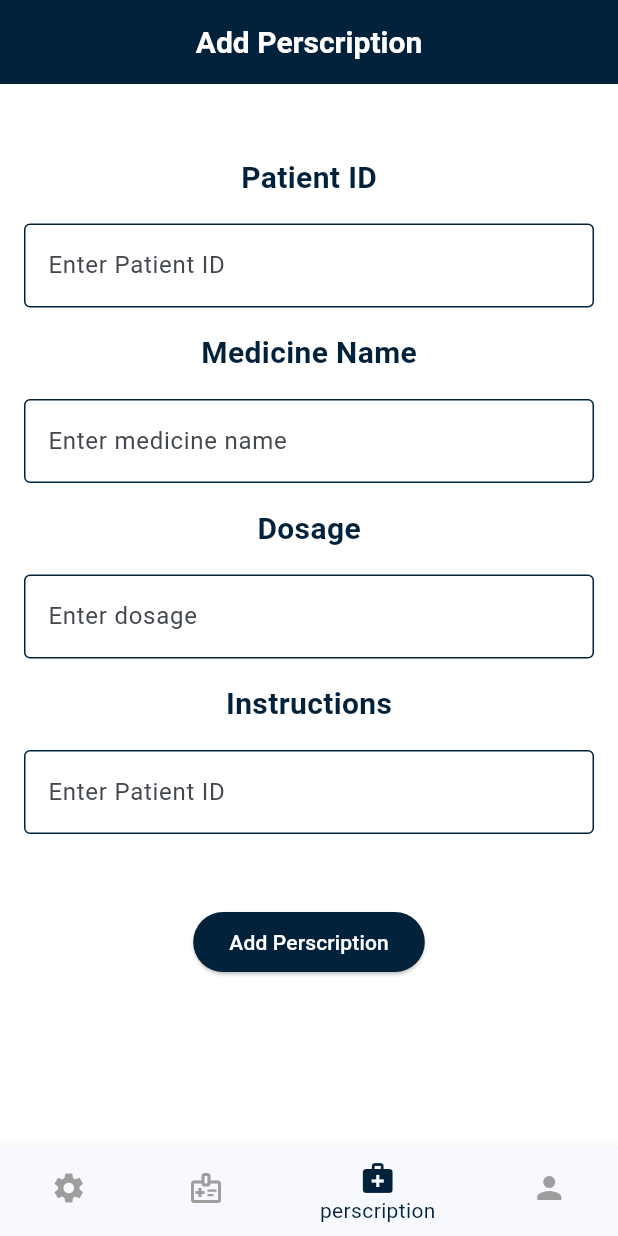
After one commit to m7md3bbas/caresync, a Flutter app: the MainDoctorScreen screen opened by its route, item 3 of the bottom bar chosen, after a tap on "Add Perscription", on a phone screen of 412 x 824 dp. The commit adds this screen. Run offline on Flutter 3.47's test engine with Material 3 defaults, Android fonts, the phone set to English and light mode, and no system bars; our stand-ins replace dio, flutter_bloc, flutter_otp_text_field, flutter_svg, go_router, shared_preferences; accounts and stored records are empty.

Commit message:
make ui of doctor pages

```diff
--- /dev/null
+++ b/devtools_options.yaml
@@ -0,0 +1,3 @@
+description: This file stores settings for Dart & Flutter DevTools.
+documentation: https://docs.flutter.dev/tools/devtools/extensions#configure-extension-enablement-states
+extensions:
--- a/lib/core/colors/color_manager.dart
+++ b/lib/core/colors/color_manager.dart
@@ -4,4 +4,5 @@ class ColorManager {
   static final Color primaryColorLight = Colors.white;
   static final Color primaryColorDark = Colors.black;
   static final Color splashBackgroundColor = Color.fromARGB(255, 2, 33, 58);
+  static final Color grey = Colors.grey;
 }
--- a/lib/core/constants/routes_app.dart
+++ b/lib/core/constants/routes_app.dart
@@ -10,4 +10,5 @@ abstract class RoutesApp {
   static const String pharmacyRegister = '/pharmacy-register';
   static const String forgetPassword = "/forgetpassword";
   static const String verifyOtp = "/verify-otp";
+  static const String mainViewDoctor = "/main_view_doctor";
 }
--- a/lib/core/routes/app_routes.dart
+++ b/lib/core/routes/app_routes.dart
@@ -1,14 +1,16 @@
 import 'package:caresync/core/constants/routes_app.dart';
-import 'package:caresync/core/shared_prefs/shared_pref_helper.dart';
 import 'package:caresync/views/auth/Pharmacy_register.dart';
 import 'package:caresync/views/auth/doctor_register.dart';
 import 'package:caresync/views/auth/forget_password.dart';
 import 'package:caresync/views/auth/login.dart';
 import 'package:caresync/views/auth/patient_register.dart';
 import 'package:caresync/views/auth/pre_register.dart';
+import 'package:caresync/views/doctor/cubitt/nav_cubit.dart';
+import 'package:caresync/views/doctor/main_doctor_screen.dart';
 import 'package:caresync/views/onboarding/onboarding.dart';
 import 'package:caresync/views/startup_page.dart';
 import 'package:flutter/material.dart';
+import 'package:flutter_bloc/flutter_bloc.dart';
 import 'package:go_router/go_router.dart';
 
 class AppRouter {
@@ -44,6 +46,11 @@ class AppRouter {
         path: RoutesApp.onBoarding,
         builder: (context, state) => OnboardingPage(),
       ),
+      GoRoute(
+        path: RoutesApp.mainViewDoctor,
+        builder: (context, state) =>
+            BlocProvider(create: (_) => NavCubit(), child: MainDoctorScreen()),
+      ),
     ],
     errorBuilder: (context, state) =>
         const Scaffold(body: Center(child: Text('No route defined'))),
--- /dev/null
+++ b/lib/views/doctor/cubitt/nav_cubit.dart
@@ -0,0 +1,7 @@
+import 'package:flutter_bloc/flutter_bloc.dart';
+
+class NavCubit extends Cubit<int> {
+  NavCubit() : super(1);
+
+  void changeTab(int index) => emit(index);
+}
--- /dev/null
+++ b/lib/views/doctor/main_doctor_screen.dart
@@ -0,0 +1,54 @@
+import 'package:caresync/core/colors/color_manager.dart';
+import 'package:caresync/views/doctor/screens/doctor_information.dart';
+import 'package:caresync/views/doctor/screens/patient_details.dart';
+import 'package:caresync/views/doctor/screens/setting.dart';
+import 'package:flutter/material.dart';
+import 'package:flutter_bloc/flutter_bloc.dart';
+
+import 'cubitt/nav_cubit.dart';
+import 'screens/add_perscription.dart';
+
+class MainDoctorScreen extends StatelessWidget {
+  final List<Widget> _screen = [
+    Setting(),
+    PatientDetails(),
+    AddPrescription(),
+    DoctorInformation(),
+  ];
+
+  MainDoctorScreen({super.key});
+  @override
+  Widget build(BuildContext context) {
+    return BlocBuilder<NavCubit, int>(
+      builder: (context, currentIndex) {
+        return Scaffold(
+          body: IndexedStack(index: currentIndex, children: _screen),
+          bottomNavigationBar: BottomNavigationBar(
+            selectedItemColor: ColorManager.splashBackgroundColor,
+            unselectedItemColor: ColorManager.grey,
+            currentIndex: currentIndex,
+            onTap: (index) => context.read<NavCubit>().changeTab(index),
+            items: const [
+              BottomNavigationBarItem(
+                icon: Icon(Icons.settings),
+                label: "Setting",
+              ),
+              BottomNavigationBarItem(
+                icon: Icon(Icons.medical_information_outlined),
+                label: "patient",
+              ),
+              BottomNavigationBarItem(
+                icon: Icon(Icons.medical_services),
+                label: "perscription",
+              ),
+              BottomNavigationBarItem(
+                icon: Icon(Icons.person),
+                label: "Profile",
+              ),
+            ],
+          ),
+        );
+      },
+    );
+  }
+}
--- /dev/null
+++ b/lib/views/doctor/screens/add_perscription.dart
@@ -0,0 +1,94 @@
+import 'package:caresync/views/doctor/widgets/custom_headline.dart';
+import 'package:caresync/views/doctor/widgets/custom_text_field.dart';
+import 'package:flutter/material.dart';
+
+import '../../../core/colors/color_manager.dart';
+
+class AddPrescription extends StatefulWidget {
+  const AddPrescription({super.key});
+
+  @override
+  State<AddPrescription> createState() => _AddPrescriptionState();
+}
+
+class _AddPrescriptionState extends State<AddPrescription> {
+  final TextEditingController _patientIDController = TextEditingController();
+  final TextEditingController _medicineNameController = TextEditingController();
+  final TextEditingController _dosageController = TextEditingController();
+  final TextEditingController _instructionController = TextEditingController();
+  @override
+  void initState() {
+    _instructionController;
+    _medicineNameController;
+    _dosageController;
+    _patientIDController;
+    super.initState();
+  }
+
+  @override
+  Widget build(BuildContext context) {
+    return Scaffold(
+      appBar: AppBar(
+        backgroundColor: ColorManager.splashBackgroundColor,
+        title: Text(
+          "Add Perscription",
+          style: TextStyle(color: ColorManager.primaryColorLight),
+        ),
+        centerTitle: true,
+      ),
+      body: Form(
+        child: Padding(
+          padding: EdgeInsets.all(16),
+          child: Column(
+            spacing: 16,
+            children: [
+              SizedBox(height: 16),
+              CustomHeadline(text: "Patient ID"),
+              CustomTextField(
+                controller: _patientIDController,
+                label: "Enter Patient ID ",
+              ),
+              CustomHeadline(text: "Medicine Name"),
+              CustomTextField(
+                controller: _patientIDController,
+                label: "Enter medicine name ",
+              ),
+              CustomHeadline(text: "Dosage"),
+              CustomTextField(
+                controller: _patientIDController,
+                label: "Enter dosage ",
+              ),
+              CustomHeadline(text: "Instructions"),
+              CustomTextField(
+                controller: _patientIDController,
+                label: "Enter Patient ID ",
+              ),
+              SizedBox(height: 16),
+              ElevatedButton(
+                style: ButtonStyle(
+                  backgroundColor: WidgetStateProperty.all(
+                    ColorManager.splashBackgroundColor,
+                  ),
+                ),
+                onPressed: () {},
+                child: Text(
+                  "Add Perscription",
+                  style: TextStyle(color: ColorManager.primaryColorLight),
+                ),
+              ),
+            ],
+          ),
+        ),
+      ),
+    );
+  }
+
+  @override
+  void dispose() {
+    _instructionController;
+    _medicineNameController;
+    _dosageController;
+    _patientIDController;
+    super.dispose();
+  }
+}
--- /dev/null
+++ b/lib/views/doctor/screens/doctor_information.dart
@@ -0,0 +1,84 @@
+import 'package:caresync/core/colors/color_manager.dart';
+import 'package:caresync/views/doctor/widgets/custom_list_tile.dart';
+import 'package:flutter/material.dart';
+
+class DoctorInformation extends StatefulWidget {
+  const DoctorInformation({super.key});
+
+  @override
+  State<DoctorInformation> createState() => _DoctorInformationState();
+}
+
+class _DoctorInformationState extends State<DoctorInformation> {
+  @override
+  Widget build(BuildContext context) {
+    return Scaffold(
+      appBar: AppBar(
+        backgroundColor: ColorManager.splashBackgroundColor,
+        title: Text(
+          "Doctor Information",
+          style: TextStyle(color: ColorManager.primaryColorLight),
+        ),
+        centerTitle: true,
+      ),
+      body: Container(
+        padding: EdgeInsets.all(16),
+        child: ListView(
+          children: [
+            Column(
+              spacing: 16,
+              children: [
+                SizedBox(height: 20),
+                CustomListTile(
+                  headline: "Full Name:",
+                  text: "text",
+                  icon: Icons.person,
+                ),
+                CustomListTile(
+                  headline: "Adrress:",
+                  text: "text",
+                  icon: Icons.note,
+                ),
+                CustomListTile(
+                  headline: "Birthday:",
+                  text: "text",
+                  icon: Icons.candlestick_chart,
+                ),
+                CustomListTile(
+                  headline: "Phone Number:",
+                  text: "text",
+                  icon: Icons.phone,
+                ),
+                CustomListTile(
+                  headline: "Email:",
+                  text: "text",
+                  icon: Icons.email,
+                ),
+                CustomListTile(
+                  headline: "Gender",
+                  text: "text",
+                  icon: Icons.man,
+                ),
+                CustomListTile(
+                  headline: "Clinic",
+                  text: "text",
+                  icon: Icons.plus_one,
+                ),
+                CustomListTile(
+                  headline: "Hospital",
+                  text: "text",
+                  icon: Icons.local_hospital,
+                ),
+                CustomListTile(
+                  headline: "Specialization",
+                  text: "text",
+                  icon: Icons.folder_special,
+                ),
+              ],
+            ),
+          ],
+        ),
+      ),
+    );
+  }
+}
--- /dev/null
+++ b/lib/views/doctor/screens/patient_details.dart
@@ -0,0 +1,88 @@
+import 'package:caresync/core/colors/color_manager.dart';
+import 'package:flutter/material.dart';
+
+import '../widgets/custom_headline.dart';
+import '../widgets/custom_text_field.dart';
+
+class PatientDetails extends StatefulWidget {
+  const PatientDetails({super.key});
+
+  @override
+  State<PatientDetails> createState() => _PatientDetailsState();
+}
+
+class _PatientDetailsState extends State<PatientDetails> {
+  final TextEditingController _controller = TextEditingController();
+
+  @override
+  void initState() {
+    _controller;
+    super.initState();
+  }
+
+  @override
+  Widget build(BuildContext context) {
+    return Scaffold(
+      appBar: AppBar(
+        backgroundColor: ColorManager.splashBackgroundColor,
+        title: Text(
+          "Get patient details",
+          style: TextStyle(color: ColorManager.primaryColorLight),
+        ),
+        centerTitle: true,
+      ),
+      body: Container(
+        padding: EdgeInsets.fromLTRB(16, 16, 16, 0),
+        child: Column(
+          spacing: 16,
+          children: [
+            SizedBox(height: 30),
+            CustomTextField(controller: _controller, label: 'National ID'),
+            ElevatedButton(
+              style: ButtonStyle(
+                backgroundColor: WidgetStateProperty.all(
+                  ColorManager.splashBackgroundColor,
+                ),
+              ),
+              onPressed: () {},
+              child: Text(
+                "Get Perscribed Medicines",
+                style: TextStyle(color: ColorManager.primaryColorLight),
+              ),
+            ),
+            CustomHeadline(text: "Pateint Details"),
+            SizedBox(
+              width: double.infinity,
+              height: 100,
+              child: Card(
+                elevation: 3,
+                child: Text(
+                  "No patient details available ",
+                  style: TextStyle(color: ColorManager.grey),
+                ),
+              ),
+            ),
+            CustomHeadline(text: "Prescritption Medicines"),
+            SizedBox(
+              width: double.infinity,
+              height: 100,
+              child: Card(
+                elevation: 3,
+                child: Text(
+                  "No prescribed medicines found for this patient ",
+                  style: TextStyle(color: ColorManager.grey),
+                ),
+              ),
+            ),
+          ],
+        ),
+      ),
+    );
+  }
+
+  @override
+  void dispose() {
+    _controller;
+    super.dispose();
+  }
+}
--- /dev/null
+++ b/lib/views/doctor/screens/setting.dart
@@ -0,0 +1,10 @@
+import 'package:flutter/material.dart';
+
+class Setting extends StatelessWidget {
+  const Setting({super.key});
+
+  @override
+  Widget build(BuildContext context) {
+    return Scaffold();
+  }
+}
--- /dev/null
+++ b/lib/views/doctor/widgets/custom_headline.dart
@@ -0,0 +1,19 @@
+import 'package:caresync/core/colors/color_manager.dart';
+import 'package:flutter/material.dart';
+
+class CustomHeadline extends StatelessWidget {
+  final String text;
+  const CustomHeadline({super.key, required this.text});
+
+  @override
+  Widget build(BuildContext context) {
+    return Text(
+      text,
+      style: TextStyle(
+        color: ColorManager.splashBackgroundColor,
+        fontWeight: FontWeight.bold,
+        fontSize: 20,
+      ),
+    );
+  }
+}
--- /dev/null
+++ b/lib/views/doctor/widgets/custom_list_tile.dart
@@ -0,0 +1,28 @@
+import 'package:flutter/material.dart';
+
+class CustomListTile extends StatelessWidget {
+  final String headline;
+  final String text;
+  final IconData icon;
+
+  const CustomListTile({
+    super.key,
+    required this.headline,
+    required this.text,
+    required this.icon,
+  });
+
+  @override
+  Widget build(BuildContext context) {
+    return ListTile(
+      title: Row(
+        children: [
+          Text(headline, style: TextStyle(fontWeight: FontWeight.bold)),
+          SizedBox(width: 2),
+          Text(text),
+        ],
+      ),
+      leading: Icon(icon, color: Colors.blue),
+    );
+  }
+}
--- /dev/null
+++ b/lib/views/doctor/widgets/custom_text_field.dart
@@ -0,0 +1,21 @@
+import 'package:caresync/core/colors/color_manager.dart';
+import 'package:flutter/material.dart';
+
+class CustomTextField extends StatelessWidget {
+  final TextEditingController controller;
+  final String label;
+  const CustomTextField({super.key, required this.controller, required this.label});
+
+  @override
+  Widget build(BuildContext context) {
+    return TextField(
+      controller: controller,
+      decoration: InputDecoration(label: Text(label),
+      enabledBorder: OutlineInputBorder(borderSide: BorderSide(
+        color: ColorManager.splashBackgroundColor
+      )),focusedBorder: OutlineInputBorder(
+        borderSide: BorderSide(color: ColorManager.splashBackgroundColor)
+      )),
+    );
+  }
+}
```
